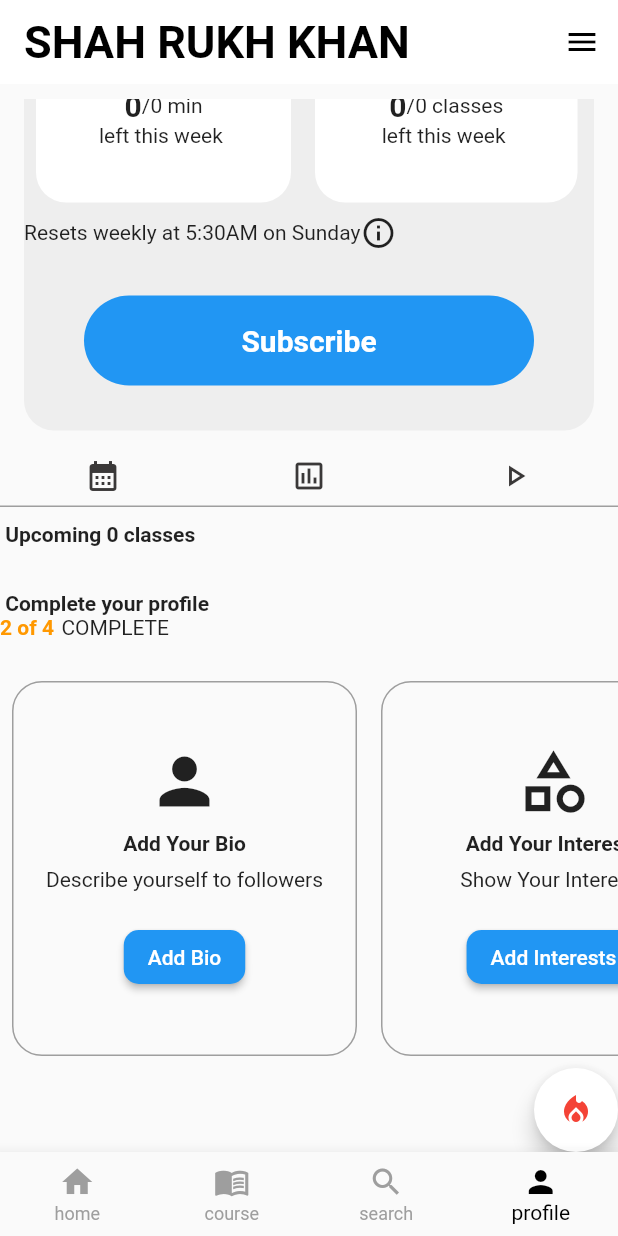
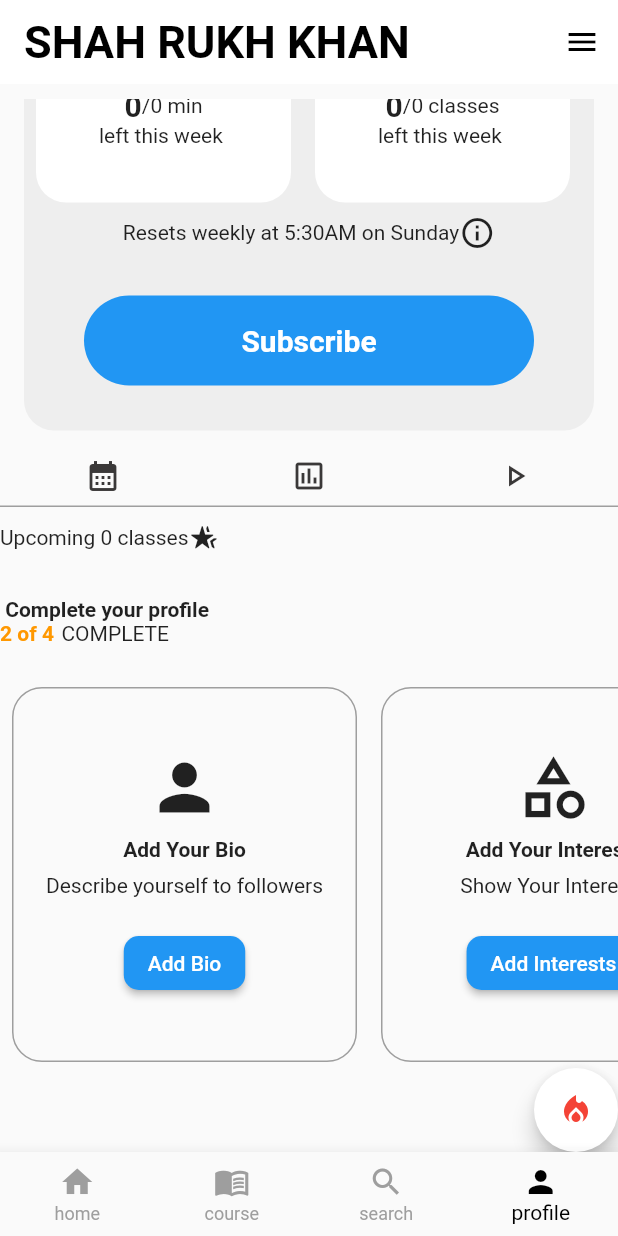
Before and after one commit to adilrusfeed/Hello_App, a Flutter app: the screen it shows after launch, item 4 of the bottom bar chosen, scrolled down 313 dp, on a phone screen of 412 x 824 dp. Run offline on Flutter 3.47's test engine with Material 2 defaults, Android fonts, the light colour scheme and no system bars; our stand-ins replace carousel_slider, smooth_page_indicator.

Commit message:
profile page

```diff
--- a/lib/screen/profile_screen.dart
+++ b/lib/screen/profile_screen.dart
@@ -273,7 +273,7 @@ class ProfileScreen extends StatelessWidget {
                                     borderRadius: BorderRadius.circular(20),
                                     color: Colors.white,
                                   ),
-                                  width: 175,
+                                  width: 170,
                                   height: 140,
                                   child: const Column(
                                     children: [
@@ -318,6 +318,7 @@ class ProfileScreen extends StatelessWidget {
                             ],
                           ),
                           const Row(
+                            mainAxisAlignment: MainAxisAlignment.center,
                             children: [
                               Text('Resets weekly at 5:30AM on Sunday'),
                               Icon(Icons.info_outline)
@@ -386,12 +387,14 @@ class ProfileScreen extends StatelessWidget {
                     const SizedBox(
                       height: 10,
                     ),
-                    Container(
-                      alignment: Alignment.topLeft,
-                      child: const Text(
-                        ' Upcoming 0 classes',
-                        style: TextStyle(fontWeight: FontWeight.bold),
-                      ),
+                    const Row(
+                      children: [
+                        Text('Upcoming 0 classes'),
+                        Icon(
+                          Icons.hotel_class_rounded,
+                          size: 20,
+                        )
+                      ],
                     ),
                     const SizedBox(
                       height: 30,
```
